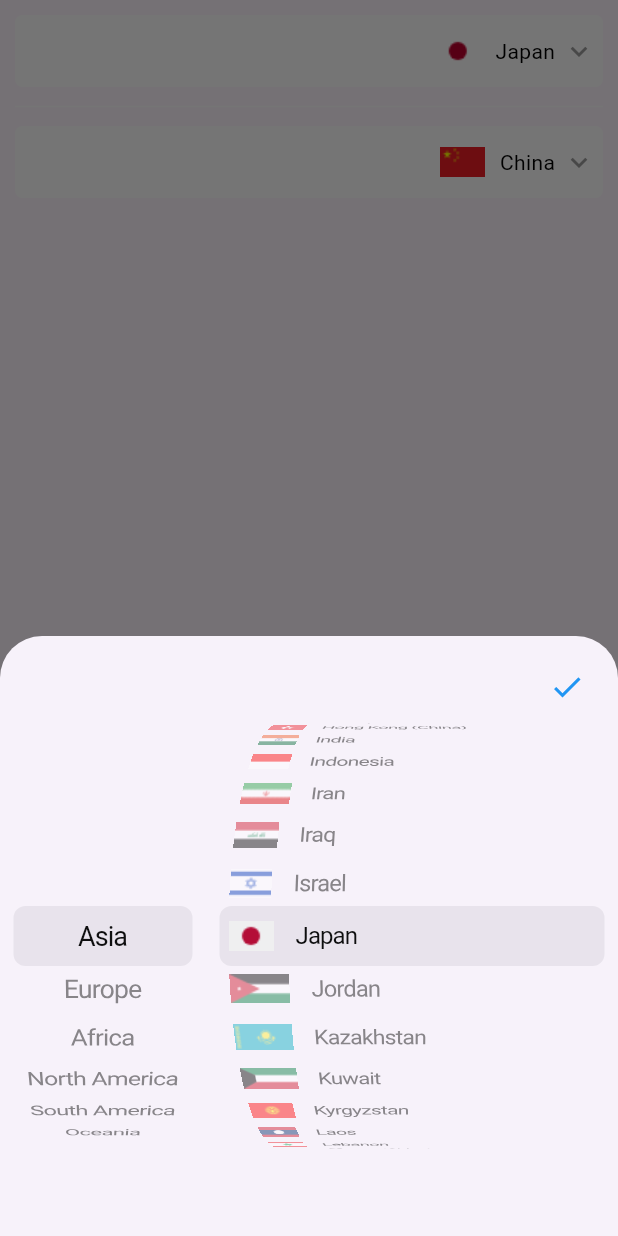
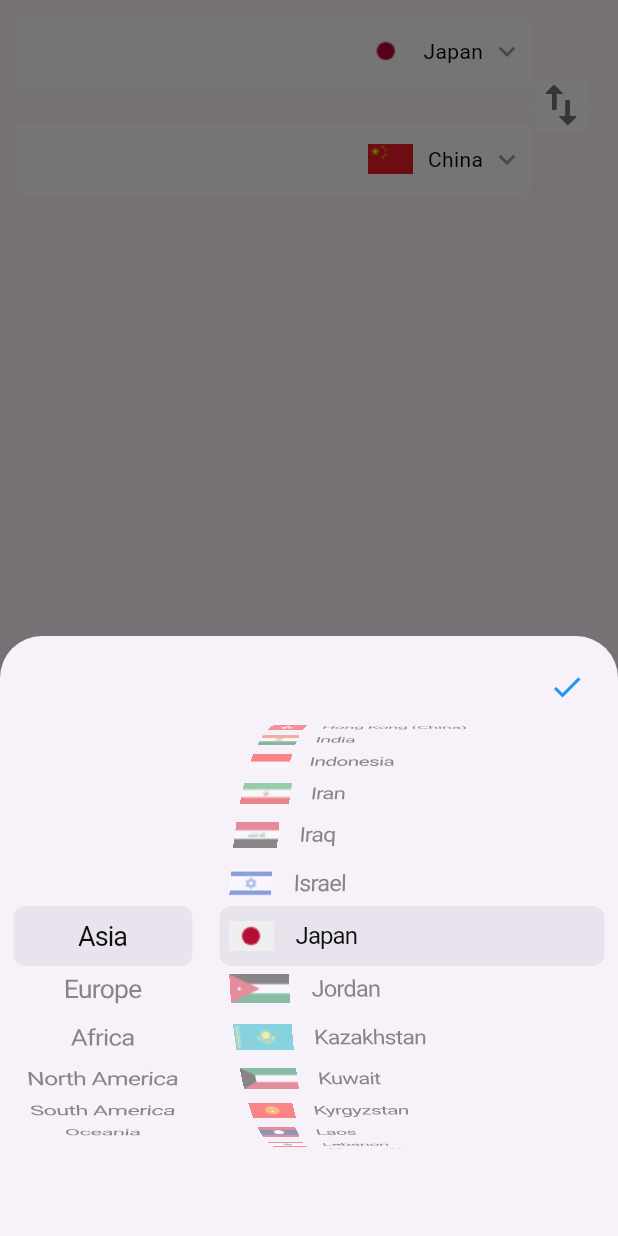
Before and after one commit to HarvesYoung/rate, a Flutter app: the screen it shows after launch, after a tap on the "swap vert" icon, after a tap on "Japan", on a phone screen of 412 x 824 dp. Run offline on Flutter 3.47's test engine with Material 3 defaults, Android fonts, the phone set to English and light mode, and no system bars; our stand-ins replace dio, flutter_dotenv, flutter_hooks, flutter_riverpod, fluttertoast, hooks_riverpod and 1 more; network calls fail.

Commit message:
hide floatingActionButton

```diff
--- a/lib/pages/query_rate_page.dart
+++ b/lib/pages/query_rate_page.dart
@@ -20,6 +20,8 @@ class QueryRatePage extends HookConsumerWidget {
 
   @override
   Widget build(BuildContext context, WidgetRef ref) {
+
+    final GlobalKey _listViewKey = GlobalKey();
 
     final sourceInfo = ref.watch(sourceInfoStateNotifierProvider);
     final targetInfo = ref.watch(targetInfoStateNotifierProvider);
@@ -78,9 +80,17 @@ class QueryRatePage extends HookConsumerWidget {
         body: Container(
           padding: EdgeInsets.all(10),
           child: ListView(
+            key: _listViewKey,
             children: [
-
-              BuildTextFieldWidget(
+              SizedBox(
+                height: 120,
+                child: Stack(
+                  children: [
+                    Align(
+                      alignment: Alignment.topLeft,
+                      child: SizedBox(
+                        width: 344,
+                        child: BuildTextFieldWidget(
                           textEditingController: sourceCurrentController,
                           currencyDataModel: sourceInfo,
                           isReadonly: isReadonly,
@@ -99,15 +109,57 @@ class QueryRatePage extends HookConsumerWidget {
                             _handleShowPicker(context, ref, data: sourceInfo, isSource: true);
                           },
                         ),
+                      ),
+                    ),
 
-              const SizedBox(height: 5,),
-              const Divider(
+                    Align(
+                      alignment: Alignment.center,
+                      child: const Divider(
                         color: Colors.white,
-                thickness: 1,
+                        thickness: 2,
                       ),
-              const SizedBox(height: 5,),
+                    ),
 
-              BuildTextFieldWidget(
+                    Align(
+                      alignment: Alignment.centerRight,
+                      child: GestureDetector(
+                        onTap: () {
+                          // debugPrint('_listViewKey.size = ${_listViewKey.currentContext?.size?.width}');
+                          ref.read(sourceInfoStateNotifierProvider.notifier).updateModelInfo(sourceInfo.copyWith(
+                            name: targetInfo.name,
+                            code: targetInfo.code,
+                            currency: targetInfo.currency,
+                            continentPos: targetInfo.continentPos,
+                            countryPos: targetInfo.countryPos,
+                            initialText: targetInfo.initialText
+                          ));
+
+                          ref.read(targetInfoStateNotifierProvider.notifier).updateModelInfo(targetInfo.copyWith(
+                            name: sourceInfo.name,
+                            code: sourceInfo.code,
+                            currency: sourceInfo.currency,
+                            continentPos: sourceInfo.continentPos,
+                            countryPos: sourceInfo.countryPos,
+                            initialText: sourceInfo.initialText
+                          ));
+
+                        },
+                        child: Container(
+                          margin: EdgeInsets.only(right: 10),
+                          decoration: BoxDecoration(
+                            color: Colors.white,
+                            borderRadius: BorderRadius.circular(5)
+                          ),
+                          child: Icon(Icons.swap_vert_outlined, size: 36, color: Colors.black54),
+                        ),
+                      ),
+                    ),
+
+                    Align(
+                      alignment: Alignment.bottomLeft,
+                      child: SizedBox(
+                        width: 344,
+                        child: BuildTextFieldWidget(
                           textEditingController: targetCurrentController,
                           currencyDataModel: targetInfo,
                           isReadonly: isReadonly,
@@ -125,6 +177,11 @@ class QueryRatePage extends HookConsumerWidget {
                             _handleShowPicker(context, ref, data: targetInfo, isSource: false);
                           },
                         ),
+                      ),
+                    ),
+                  ],
+                ),
+              ),
 
               const SizedBox(height: 20,),
 
@@ -139,49 +196,6 @@ class QueryRatePage extends HookConsumerWidget {
               : MarketingTextWidget(exchangeResponseModel: exchangeResponse,),
             ]
           ),
-        ),
-        floatingActionButton: FloatingActionButton(
-          elevation: 0,
-          splashColor: Colors.transparent,
-          highlightElevation: 0,
-          backgroundColor: Colors.transparent,
-          child: Icon(Icons.swap_vert_outlined, size: 48, color: Colors.grey.shade500),
-          onPressed: () {
-
-            // ref.read(sourceInfoProvider.notifier).state = sourceInfo.copyWith(
-            //   name: targetInfo.name,
-            //   code: targetInfo.code,
-            //   currency: targetInfo.currency,
-            //   continentPos: targetInfo.continentPos,
-            //   countryPos: targetInfo.countryPos
-            // );
-            ref.read(sourceInfoStateNotifierProvider.notifier).updateModelInfo(sourceInfo.copyWith(
-              name: targetInfo.name,
-              code: targetInfo.code,
-              currency: targetInfo.currency,
-              continentPos: targetInfo.continentPos,
-              countryPos: targetInfo.countryPos,
-              initialText: targetInfo.initialText
-            ));
-
-            // ref.read(targetInfoProvider.notifier).state = targetInfo.copyWith(
-            //   name: sourceInfo.name,
-            //   code: sourceInfo.code,
-            //   currency: sourceInfo.currency,
-            //   continentPos: sourceInfo.continentPos,
-            //   countryPos: sourceInfo.countryPos
-            // );
-
-            ref.read(targetInfoStateNotifierProvider.notifier).updateModelInfo(targetInfo.copyWith(
-              name: sourceInfo.name,
-              code: sourceInfo.code,
-              currency: sourceInfo.currency,
-              continentPos: sourceInfo.continentPos,
-              countryPos: sourceInfo.countryPos,
-              initialText: sourceInfo.initialText
-            ));
-
-          },
         ),
       ),
     );
```
Lines whose indentation alone changed are shown as unchanged.
